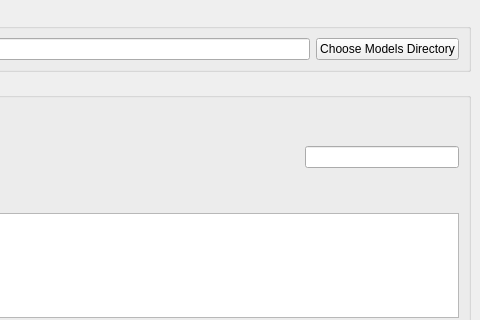
Before: the Qt Designer form mainwindow.ui in mola/QVoiceBridge, drawn with Qt 5; both pictures show x 320 to 800 and y 0 to 320 of the 800 by 630 pixel window.
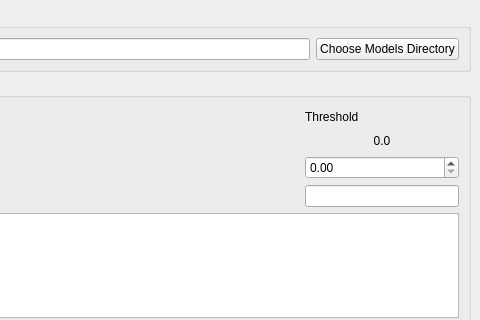
After: the same form once the commit is applied. Custom widgets are drawn as their Qt base class.

Commit message: Add threshold line

Patch:
```diff
--- a/mainwindow.ui
+++ b/mainwindow.ui
@@ -69,7 +69,34 @@
           </widget>
          </item>
          <item>
-          <widget class="QLineEdit" name="leLanguage"/>
+          <layout class="QVBoxLayout" name="verticalLayout_4">
+           <property name="leftMargin">
+            <number>0</number>
+           </property>
+           <item>
+            <widget class="QLabel" name="label">
+             <property name="text">
+              <string>Threshold</string>
+             </property>
+            </widget>
+           </item>
+           <item>
+            <widget class="QLabel" name="lblLEvel">
+             <property name="text">
+              <string>0.0</string>
+             </property>
+             <property name="alignment">
+              <set>Qt::AlignmentFlag::AlignCenter</set>
+             </property>
+            </widget>
+           </item>
+           <item>
+            <widget class="QDoubleSpinBox" name="spinThreshold"/>
+           </item>
+           <item>
+            <widget class="QLineEdit" name="leLanguage"/>
+           </item>
+          </layout>
          </item>
         </layout>
        </item>
```
Left out of the diff: 2 changed lines with no effect on the pictures. The commit also changes 4 other files.
